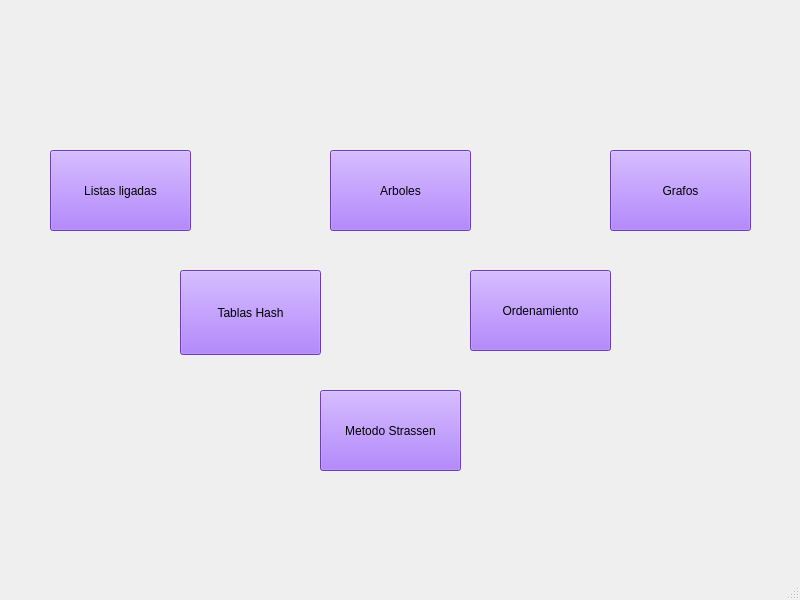
This is UIS/menuTemas.ui in fcall34/dataestructurefordummies as Qt 5 draws it before an edit. The edited form follows.
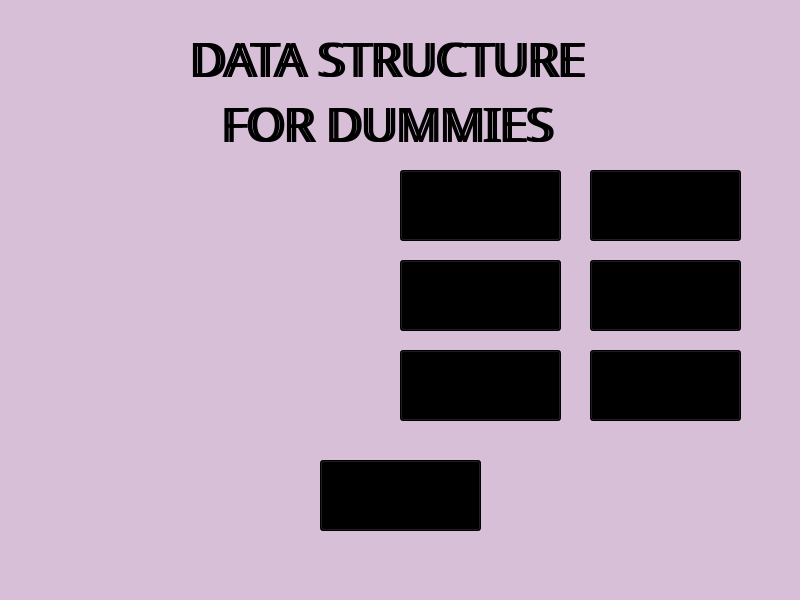
This is the edited form. Icons and pictures are not drawn.

Commit message: menu principal

Diff of the .ui file:
```diff
--- a/UIS/menuTemas.ui
+++ b/UIS/menuTemas.ui
@@ -14,21 +14,26 @@
    <string>MainWindow</string>
   </property>
   <property name="styleSheet">
-   <string notr="true">background-color: rgb(51,102,255
-)</string>
+   <string notr="true">background-color: #D8BFD8;</string>
   </property>
   <widget class="QWidget" name="centralwidget">
    <widget class="QPushButton" name="btnListas">
     <property name="geometry">
      <rect>
-      <x>50</x>
-      <y>150</y>
-      <width>141</width>
-      <height>81</height>
+      <x>590</x>
+      <y>350</y>
+      <width>151</width>
+      <height>71</height>
      </rect>
     </property>
+    <property name="font">
+     <font>
+      <family>Caprasimo</family>
+      <pointsize>12</pointsize>
+     </font>
+    </property>
     <property name="styleSheet">
-     <string notr="true">background-color: rgb(150,85,255)</string>
+     <string notr="true">background-color: rgb(0, 0, 0)</string>
     </property>
     <property name="text">
      <string>Listas ligadas</string>
@@ -37,14 +42,20 @@
    <widget class="QPushButton" name="btnArboles">
     <property name="geometry">
      <rect>
-      <x>330</x>
-      <y>150</y>
-      <width>141</width>
-      <height>81</height>
+      <x>400</x>
+      <y>170</y>
+      <width>161</width>
+      <height>71</height>
      </rect>
     </property>
+    <property name="font">
+     <font>
+      <family>Caprasimo</family>
+      <pointsize>12</pointsize>
+     </font>
+    </property>
     <property name="styleSheet">
-     <string notr="true">background-color: rgb(150,85,255)</string>
+     <string notr="true">background-color: rgb(0, 0, 0)</string>
     </property>
     <property name="text">
      <string>Arboles</string>
@@ -53,14 +64,20 @@
    <widget class="QPushButton" name="btnHash">
     <property name="geometry">
      <rect>
-      <x>180</x>
-      <y>270</y>
-      <width>141</width>
-      <height>85</height>
+      <x>400</x>
+      <y>260</y>
+      <width>161</width>
+      <height>71</height>
      </rect>
     </property>
+    <property name="font">
+     <font>
+      <family>Caprasimo</family>
+      <pointsize>12</pointsize>
+     </font>
+    </property>
     <property name="styleSheet">
-     <string notr="true">background-color: rgb(150,85,255)</string>
+     <string notr="true">background-color: rgb(0, 0, 0)</string>
     </property>
     <property name="text">
      <string>Tablas Hash</string>
@@ -69,14 +86,20 @@
    <widget class="QPushButton" name="btnGrafos">
     <property name="geometry">
      <rect>
-      <x>610</x>
-      <y>150</y>
-      <width>141</width>
-      <height>81</height>
+      <x>590</x>
+      <y>170</y>
+      <width>151</width>
+      <height>71</height>
      </rect>
     </property>
+    <property name="font">
+     <font>
+      <family>Caprasimo</family>
+      <pointsize>12</pointsize>
+     </font>
+    </property>
     <property name="styleSheet">
-     <string notr="true">background-color: rgb(150,85,255)</string>
+     <string notr="true">background-color: rgb(0, 0, 0)</string>
     </property>
     <property name="text">
      <string>Grafos</string>
@@ -85,14 +108,20 @@
    <widget class="QPushButton" name="btnOrdenamiento">
     <property name="geometry">
      <rect>
-      <x>470</x>
-      <y>270</y>
-      <width>141</width>
-      <height>81</height>
+      <x>590</x>
+      <y>260</y>
+      <width>151</width>
+      <height>71</height>
      </rect>
     </property>
+    <property name="font">
+     <font>
+      <family>Caprasimo</family>
+      <pointsize>12</pointsize>
+     </font>
+    </property>
     <property name="styleSheet">
-     <string notr="true">background-color: rgb(150,85,255)</string>
+     <string notr="true">background-color: rgb(0, 0, 0)</string>
     </property>
     <property name="text">
      <string>Ordenamiento</string>
@@ -101,19 +130,128 @@
    <widget class="QPushButton" name="btnStrassen">
     <property name="geometry">
      <rect>
-      <x>320</x>
-      <y>390</y>
-      <width>141</width>
-      <height>81</height>
+      <x>400</x>
+      <y>350</y>
+      <width>161</width>
+      <height>71</height>
      </rect>
     </property>
+    <property name="font">
+     <font>
+      <family>Caprasimo</family>
+      <pointsize>12</pointsize>
+     </font>
+    </property>
     <property name="styleSheet">
-     <string notr="true">background-color: rgb(150,85,255)</string>
+     <string notr="true">background-color: rgb(0, 0, 0)</string>
     </property>
     <property name="text">
      <string>Metodo Strassen</string>
     </property>
    </widget>
+   <widget class="QLabel" name="label">
+    <property name="geometry">
+     <rect>
+      <x>120</x>
+      <y>20</y>
+      <width>541</width>
+      <height>141</height>
+     </rect>
+    </property>
+    <property name="font">
+     <font>
+      <family>Caprasimo</family>
+      <pointsize>36</pointsize>
+     </font>
+    </property>
+    <property name="styleSheet">
+     <string notr="true">background-color: transparent;</string>
+    </property>
+    <property name="text">
+     <string>DATA STRUCTURE 
+FOR DUMMIES</string>
+    </property>
+    <property name="alignment">
+     <set>Qt::AlignmentFlag::AlignCenter</set>
+    </property>
+   </widget>
+   <widget class="QLabel" name="label_2">
+    <property name="geometry">
+     <rect>
+      <x>120</x>
+      <y>20</y>
+      <width>531</width>
+      <height>141</height>
+     </rect>
+    </property>
+    <property name="font">
+     <font>
+      <family>Caprasimo</family>
+      <pointsize>36</pointsize>
+     </font>
+    </property>
+    <property name="styleSheet">
+     <string notr="true">background-color: transparent;color:black</string>
+    </property>
+    <property name="text">
+     <string>DATA STRUCTURE 
+FOR DUMMIES</string>
+    </property>
+    <property name="alignment">
+     <set>Qt::AlignmentFlag::AlignCenter</set>
+    </property>
+   </widget>
+   <widget class="QLabel" name="label_3">
+    <property name="geometry">
+     <rect>
+      <x>70</x>
+      <y>160</y>
+      <width>301</width>
+      <height>271</height>
+     </rect>
+    </property>
+    <property name="text">
+     <string/>
+    </property>
+    <property name="pixmap">
+     <pixmap>Sources/Images/compu.png</pixmap>
+    </property>
+    <property name="scaledContents">
+     <bool>true</bool>
+    </property>
+   </widget>
+   <widget class="QPushButton" name="btnSalir">
+    <property name="geometry">
+     <rect>
+      <x>320</x>
+      <y>460</y>
+      <width>161</width>
+      <height>71</height>
+     </rect>
+    </property>
+    <property name="font">
+     <font>
+      <family>Caprasimo</family>
+      <pointsize>12</pointsize>
+     </font>
+    </property>
+    <property name="styleSheet">
+     <string notr="true">background-color: rgb(0, 0, 0)</string>
+    </property>
+    <property name="text">
+     <string>SALIR</string>
+    </property>
+   </widget>
+   <zorder>label_2</zorder>
+   <zorder>btnListas</zorder>
+   <zorder>btnArboles</zorder>
+   <zorder>btnHash</zorder>
+   <zorder>btnGrafos</zorder>
+   <zorder>btnOrdenamiento</zorder>
+   <zorder>btnStrassen</zorder>
+   <zorder>label</zorder>
+   <zorder>label_3</zorder>
+   <zorder>btnSalir</zorder>
   </widget>
   <widget class="QMenuBar" name="menubar">
    <property name="geometry">
```
The commit also changes 9 other files.
